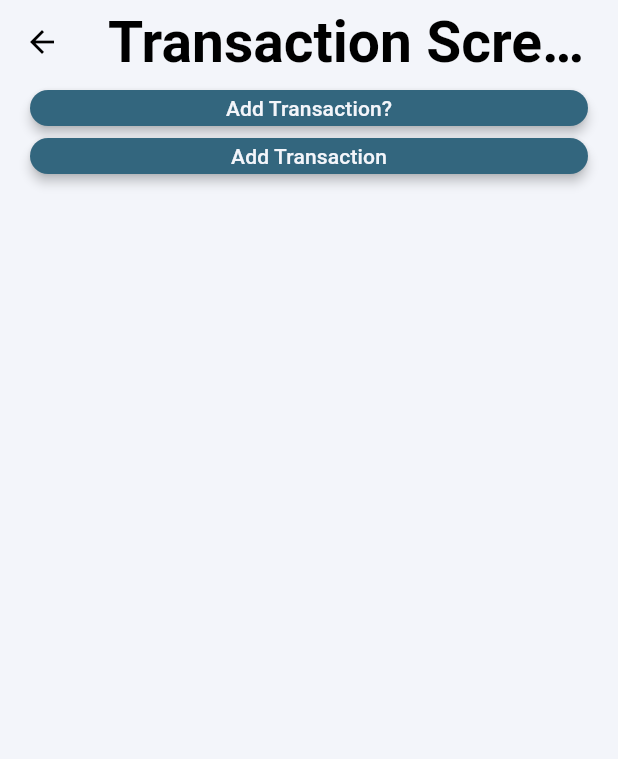
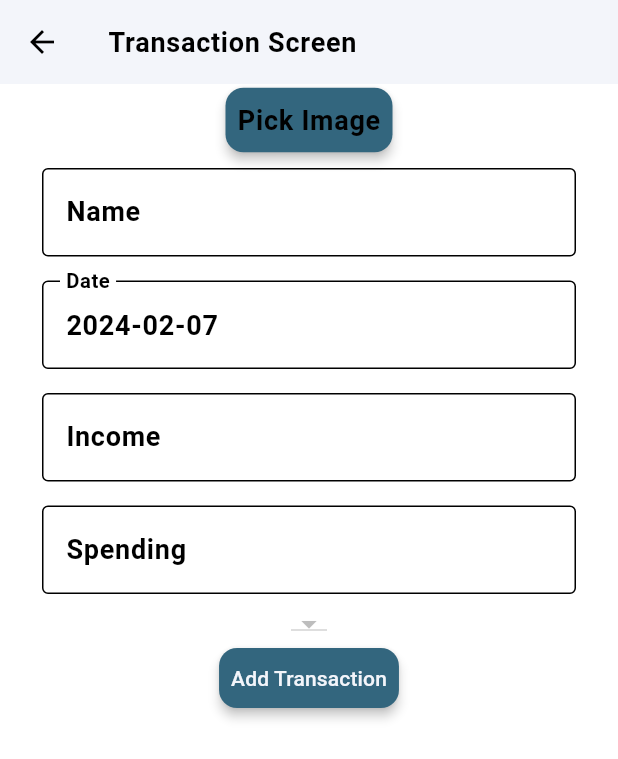
Before and after one commit to huzaifa7890/wallet-app, a Flutter app: the AddWalletScreen screen opened directly, on a phone screen of 412 x 824 dp. Shown: the top 759 px of the screen. Run offline on Flutter 3.47's test engine with Material 3 defaults, Android fonts, the phone set to English and light mode, and no system bars; our stand-ins replace flutter_riverpod, flutter_screenutil, flutter_svg, go_router, google_fonts, image_picker and 2 more; accounts and stored records are empty; generated files the repository leaves out were written again; project files that could hold a hidden picture were left out.

Commit message:
new code added

```diff
--- a/lib/core/isar.dart
+++ b/lib/core/isar.dart
@@ -1,6 +1,7 @@
 import 'package:flutter_riverpod/flutter_riverpod.dart';
 import 'package:isar/isar.dart';
 import 'package:path_provider/path_provider.dart';
+import 'package:walletapp/models/card.dart';
 import 'package:walletapp/models/transaction.dart';
 
 final isarProvider = Provider<Isar>((_) => throw UnimplementedError());
@@ -8,7 +9,7 @@ final isarProvider = Provider<Isar>((_) => throw UnimplementedError());
 Future<Isar> isarInitialize() async {
   final dir = await getTemporaryDirectory();
   final isar = await Isar.open(
-    [TransactionSchema],
+    [TransactionSchema, CardModelSchema],
     directory: dir.path,
   );
   return isar;
--- a/lib/feature/addWallet/screen/add_wallet_screen.dart
+++ b/lib/feature/addWallet/screen/add_wallet_screen.dart
@@ -1,7 +1,10 @@
+import 'dart:io';
+
 import 'package:flutter/material.dart';
 import 'package:flutter_riverpod/flutter_riverpod.dart';
 import 'package:image_picker/image_picker.dart';
 import 'package:walletapp/models/transaction.dart';
+import 'package:walletapp/provider/card_provider.dart';
 import 'package:walletapp/provider/transaction_provider.dart';
 
 class AddWalletScreen extends ConsumerStatefulWidget {
@@ -13,14 +16,30 @@ class AddWalletScreen extends ConsumerStatefulWidget {
 
 class _AddWalletScreenState extends ConsumerState<AddWalletScreen> {
   bool showTransactionFields = false;
-  late String selectedImagePath;
+  late String selectedImagePath = '';
   DateTime selectedDate = DateTime.now();
   final _nameController = TextEditingController();
   final _incomeController = TextEditingController();
   final _spendingController = TextEditingController();
 
   @override
+  void initState() {
+    super.initState();
+    WidgetsBinding.instance.addPostFrameCallback((_) {
+      ref.read(cardProvider.notifier).fetchCard();
+      final cards = ref.read(cardProvider);
+      if (cards.isNotEmpty) {
+        final defaultBankName = cards.first.bankName;
+        ref.read(selectedBankNameProvider.notifier).state = defaultBankName;
+      }
+    });
+  }
+
+  @override
   Widget build(BuildContext context) {
+    final cards = ref.watch(cardProvider);
+    final bankNames = cards.map((card) => card.bankName).toSet().toList();
+    final theme = Theme.of(context);
     Future<void> pickImage() async {
       final picker = ImagePicker();
       final pickedFile = await picker.pickImage(source: ImageSource.camera);
@@ -31,48 +50,6 @@ class _AddWalletScreenState extends ConsumerState<AddWalletScreen> {
         setState(() {
           selectedImagePath = imagePath;
         });
-      }
-    }
-
-    final transactionsNotifier = ref.read(transactionsProvider.notifier);
-
-    Future<void> addTransaction() async {
-      final name = _nameController.text;
-      final income = int.tryParse(_incomeController.text);
-      final spending = int.tryParse(_spendingController.text);
-
-      if (income != null && spending != null) {
-        final transaction = Transaction(
-          name: name,
-          dateTime: selectedDate,
-          income: income,
-          spending: spending,
-          imagePath: selectedImagePath,
-        );
-        try {
-          await transactionsNotifier.addTransaction(transaction);
-          _nameController.clear();
-          _incomeController.clear();
-          _spendingController.clear();
-
-          ScaffoldMessenger.of(context).showSnackBar(
-            const SnackBar(
-              content: Text(
-                'Transaction added successfully!',
-                style: TextStyle(color: Colors.amber),
-              ),
-            ),
-          );
-        } catch (error) {
-          // Handle database errors
-          ScaffoldMessenger.of(context).showSnackBar(
-            const SnackBar(content: Text('Error adding transaction')),
-          );
-        }
-      } else {
-        ScaffoldMessenger.of(context).showSnackBar(
-          const SnackBar(content: Text('Please fill in all fields')),
-        );
       }
     }
 
@@ -93,70 +70,130 @@ class _AddWalletScreenState extends ConsumerState<AddWalletScreen> {
     }
 
     return Scaffold(
+      backgroundColor: theme.colorScheme.background,
       appBar: AppBar(
-        title: const Text('Transaction Screen'),
+        title: Text(
+          'Transaction Screen',
+          style: theme.textTheme.bodyLarge,
+        ),
       ),
       body: Padding(
         padding: const EdgeInsets.symmetric(horizontal: 20.0),
         child: SingleChildScrollView(
           child: Column(
-            crossAxisAlignment: CrossAxisAlignment.stretch,
             children: [
-              ElevatedButton(
-                onPressed: () {
-                  setState(() {
-                    showTransactionFields = !showTransactionFields;
-                  });
-                },
-                child: const Text('Add Transaction?'),
-              ),
-              if (showTransactionFields)
-                AnimatedContainer(
-                  duration: const Duration(milliseconds: 500),
-                  height: showTransactionFields ? 250.0 : 0.0,
-                  child: Column(
-                    children: [
+              if (selectedImagePath.isEmpty)
                 ElevatedButton(
                   onPressed: pickImage,
-                        child: const Text('Pick Image'),
+                  child: Text(
+                    'Pick Image',
+                    style: theme.textTheme.bodyLarge,
                   ),
-                      Flexible(
+                ),
+              selectedImagePath.isNotEmpty
+                  ? CircleAvatar(
+                      radius: 50,
+                      backgroundImage: FileImage(File(selectedImagePath)),
+                    )
+                  : const SizedBox.shrink(),
+              Padding(
+                padding: const EdgeInsets.all(8.0),
                 child: TextField(
                   controller: _nameController,
-                          decoration: InputDecoration(labelText: 'Name'),
+                  decoration: const InputDecoration(
+                    labelText: 'Name',
+                    border: OutlineInputBorder(),
                   ),
                 ),
-                      GestureDetector(
+              ),
+              Padding(
+                padding: const EdgeInsets.all(8.0),
+                child: GestureDetector(
                   onTap: () => selectDate(context),
                   child: AbsorbPointer(
                     child: TextField(
                       controller: TextEditingController()
-                              ..text =
-                                  "${selectedDate.toLocal()}".split(' ')[0],
-                            decoration:
-                                const InputDecoration(labelText: 'Date'),
+                        ..text = "${selectedDate.toLocal()}".split(' ')[0],
+                      decoration: const InputDecoration(
+                        labelText: 'Date',
+                        border: OutlineInputBorder(),
                       ),
                     ),
                   ),
-                      Flexible(
+                ),
+              ),
+              Padding(
+                padding: const EdgeInsets.all(8.0),
                 child: TextField(
                   controller: _incomeController,
-                          decoration: InputDecoration(labelText: 'Income'),
+                  decoration: const InputDecoration(
+                    labelText: 'Income',
+                    border: OutlineInputBorder(),
+                  ),
                   keyboardType: TextInputType.number,
                 ),
               ),
-                      Flexible(
+              Padding(
+                padding: const EdgeInsets.all(8.0),
                 child: TextField(
                   controller: _spendingController,
-                          decoration: InputDecoration(labelText: 'Spending'),
+                  decoration: const InputDecoration(
+                    labelText: 'Spending',
+                    border: OutlineInputBorder(),
+                  ),
                   keyboardType: TextInputType.number,
                 ),
               ),
-                    ],
+              Consumer(builder: ((BuildContext context, ref, child) {
+                return DropdownButton<String>(
+                  onChanged: (String? newValue) {
+                    if (newValue != null) {
+                      ref.read(selectedBankNameProvider.notifier).state =
+                          newValue;
+                    }
+                  },
+                  value: ref.watch(selectedBankNameProvider),
+                  items:
+                      bankNames.map<DropdownMenuItem<String>>((String value) {
+                    return DropdownMenuItem<String>(
+                      value: value,
+                      child: Text(
+                        value,
+                        style: theme.textTheme.bodyLarge,
                       ),
+                    );
+                  }).toList(),
+                );
+              })),
+              ElevatedButton(
+                onPressed: () {
+                  final name = _nameController.text;
+                  final income = int.tryParse(_incomeController.text);
+                  final spending = int.tryParse(_spendingController.text);
+
+                  if (income != null && spending != null) {
+                    final transaction = Transaction(
+                      name: name,
+                      dateTime: selectedDate,
+                      income: income,
+                      spending: spending,
+                      imagePath: selectedImagePath,
+                      bankName: ref.read(selectedBankNameProvider),
+                    );
+                    ref
+                        .read(transactionsProvider.notifier)
+                        .addTransaction(transaction);
+
+                    ScaffoldMessenger.of(context).showSnackBar(SnackBar(
+                      content: Text(
+                        'Transaction Added',
+                        style: theme.textTheme.bodyMedium,
                       ),
-              ElevatedButton(
-                onPressed: addTransaction,
+                      dismissDirection: DismissDirection.down,
+                      duration: const Duration(seconds: 1),
+                    ));
+                  }
+                },
                 child: const Text('Add Transaction'),
               ),
             ],
--- a/lib/feature/transaction/widgets/transactions_item.dart
+++ b/lib/feature/transaction/widgets/transactions_item.dart
@@ -15,7 +15,6 @@ class TransactionItem extends StatelessWidget {
   Widget build(BuildContext context) {
     final theme = Theme.of(context);
     final isIncome = transaction.income > transaction.spending;
-
     return GestureDetector(
       onTap: () {
         showModalBottomSheet(
@@ -49,7 +48,10 @@ class TransactionItem extends StatelessWidget {
                       'Spending: ${transaction.spending}',
                       style: Theme.of(context).textTheme.bodySmall,
                     ),
-                    // Add more details as needed
+                    Text(
+                      'BankName: ${transaction.bankName}',
+                      style: Theme.of(context).textTheme.bodySmall,
+                    ),
                   ],
                 ),
               ),
--- a/lib/models/transaction.dart
+++ b/lib/models/transaction.dart
@@ -9,6 +9,7 @@ class Transaction {
   final int income;
   final int spending;
   final String imagePath;
+  final String bankName;
 
   Transaction({
     required this.name,
@@ -16,5 +17,6 @@ class Transaction {
     required this.income,
     required this.spending,
     required this.imagePath,
+    required this.bankName,
   });
 }
--- /dev/null
+++ b/lib/provider/card_provider.dart
@@ -0,0 +1,16 @@
+import 'package:flutter_riverpod/flutter_riverpod.dart';
+import 'package:walletapp/core/isar.dart';
+import 'package:walletapp/database/card_db.dart';
+import 'package:walletapp/database/card_repo.dart';
+import 'package:walletapp/models/card.dart';
+
+final cardProvider =
+    StateNotifierProvider<CardNotifier, List<CardModel>>((ref) {
+  final isar = ref.watch(isarProvider);
+  final cardRepository = CardRepository(isar);
+  return CardNotifier(cardRepository);
+});
+
+final selectedCardTypeProvider = StateProvider<CardType>((ref) {
+  return CardType.masterCard;
+});
--- a/lib/provider/transaction_provider.dart
+++ b/lib/provider/transaction_provider.dart
@@ -10,3 +10,78 @@ final transactionsProvider =
   final transactionRepository = TransactionRepository(isar);
   return TransactionsNotifier(transactionRepository);
 });
+
+final selectedBankNameProvider = StateProvider<String>((ref) => 'Select Bank');
+
+final selectedFilterProvider = StateProvider<String>((ref) => 'All');
+
+final filteredTransactionsProvider =
+    NotifierProvider<FilteredTransactionsNotifier, List<Transaction>>(
+        () => FilteredTransactionsNotifier());
+
+class FilteredTransactionsNotifier extends Notifier<List<Transaction>> {
+  FilteredTransactionsNotifier() : super();
+
+  Map<String, List<Transaction>> filterAndGroupTransactions() {
+    final transactions = ref.read(transactionsProvider);
+    final filter = ref.read(selectedFilterProvider);
+
+    final filteredTransactions = filterTransactions(transactions, filter);
+
+    final dateViseTransactions = <String, List<Transaction>>{};
+    for (var transaction in filteredTransactions) {
+      final date = transaction.dateTime.toLocal().toString().split(' ')[0];
+      if (!dateViseTransactions.containsKey(date)) {
+        dateViseTransactions[date] = [];
+      }
+      dateViseTransactions[date]!.add(transaction);
+    }
+
+    return dateViseTransactions;
+  }
+
+  List<Transaction> filterTransactions(
+      List<Transaction> transactions, String filter) {
+    if (filter == 'Today') {
+      return transactions
+          .where((transaction) => isToday(transaction.dateTime))
+          .toList();
+    } else if (filter == 'Yesterday') {
+      return transactions
+          .where((transaction) => isYesterday(transaction.dateTime))
+          .toList();
+    } else if (filter == 'This Year') {
+      return transactions
+          .where((transaction) => isThisYear(transaction.dateTime))
+          .toList();
+    } else {
+      state = transactions;
+      return transactions;
+    }
+  }
+
+  bool isToday(DateTime date) {
+    final now = DateTime.now();
+    return date.day == now.day &&
+        date.month == now.month &&
+        date.year == now.year;
+  }
+
+  bool isYesterday(DateTime date) {
+    final now = DateTime.now();
+    final yesterday = DateTime(now.year, now.month, now.day - 1);
+    return date.day == yesterday.day &&
+        date.month == yesterday.month &&
+        date.year == yesterday.year;
+  }
+
+  bool isThisYear(DateTime date) {
+    final now = DateTime.now();
+    return date.year == now.year;
+  }
+
+  @override
+  List<Transaction> build() {
+    return [];
+  }
+}
--- a/lib/theme/theme.dart
+++ b/lib/theme/theme.dart
@@ -59,11 +59,11 @@ class AppTheme {
         shape: RoundedRectangleBorder(
           borderRadius: BorderRadius.circular(12),
         ),
-        visualDensity: const VisualDensity(
-          vertical: -4,
-          horizontal: -4,
-        ),
-        padding: EdgeInsets.zero,
+        // visualDensity: const VisualDensity(
+        //   vertical: -4,
+        //   horizontal: -4,
+        // ),
+        padding: const EdgeInsets.all(8.0),
         elevation: 3,
       ),
     ),
@@ -106,21 +106,21 @@ class AppTheme {
     ),
     textTheme: AppTextTheme.textTheme(AppColorSchemes.darkColorScheme),
     scaffoldBackgroundColor: AppColorSchemes.darkColorScheme.primary,
-    elevatedButtonTheme: ElevatedButtonThemeData(
-      style: ElevatedButton.styleFrom(
-        elevation: 3,
-        backgroundColor: AppColorSchemes.lightColorScheme.primaryContainer,
-        shape: RoundedRectangleBorder(
-          borderRadius: BorderRadius.circular(12),
-        ),
-        visualDensity: const VisualDensity(
-          vertical: -4,
-          horizontal: -4,
-        ),
-        padding: EdgeInsets.zero,
-        shadowColor: const Color.fromARGB(213, 153, 150, 150),
-      ),
-    ),
+    // elevatedButtonTheme: ElevatedButtonThemeData(
+    //   style: ElevatedButton.styleFrom(
+    //     elevation: 3,
+    //     backgroundColor: AppColorSchemes.lightColorScheme.primaryContainer,
+    //     shape: RoundedRectangleBorder(
+    //       borderRadius: BorderRadius.circular(12),
+    //     ),
+    //     visualDensity: const VisualDensity(
+    //       vertical: -4,
+    //       horizontal: -4,
+    //     ),
+    //     padding: EdgeInsets.zero,
+    //     shadowColor: const Color.fromARGB(213, 153, 150, 150),
+    //   ),
+    // ),
     floatingActionButtonTheme: const FloatingActionButtonThemeData(
       splashColor: AppColor.darkGrey,
     ),
--- a/pubspec.yaml
+++ b/pubspec.yaml
@@ -50,6 +50,8 @@ dependencies:
   hooks_riverpod: ^2.4.9
   flutter_localizations:
     sdk: flutter
+  flutter_credit_card: ^4.0.1
+  awesome_card: ^1.1.7
 
 dev_dependencies:
   flutter_test:
```
Also changed, not shown: lib/database/card_db.dart (added, +31 -0 lines), lib/database/card_repo.dart (added, +23 -0 lines), lib/feature/cards/screen/cards_screen.dart (+50 -6 lines), lib/feature/cards/widgets/card_dialogue.dart (added, +101 -0 lines), lib/feature/cards/widgets/card_item.dart (added, +29 -0 lines), lib/feature/onbording/screeen/onbording_screen.dart (+6 -3 lines), lib/feature/transaction/screen/transaction.dart (+35 -25 lines), lib/feature/transaction/widgets/transaction_filters.dart (added, +74 -0 lines), lib/models/card.dart (added, +26 -0 lines), lib/feature/addWallet/widgets/add_wallet_item.dart (added), lib/models/card.g.dart (added), lib/models/transaction.g.dart, pubspec.lock, 1 other file. Lines whose indentation alone changed are shown as unchanged.
